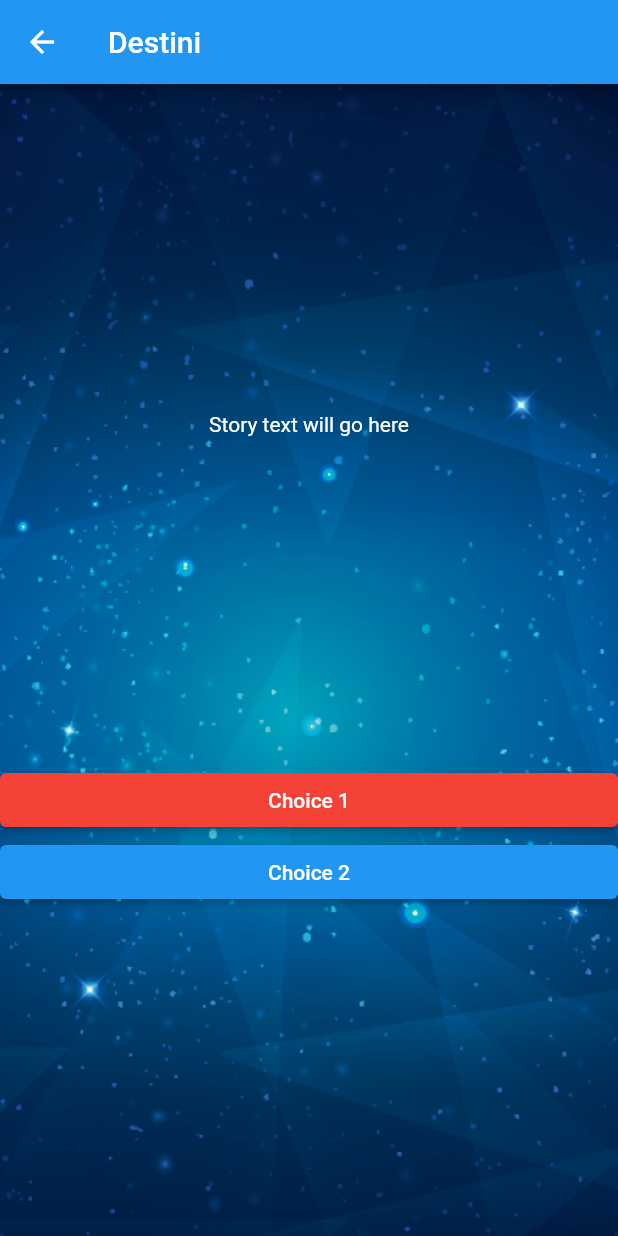
After one commit to Dhruvjohari2/flutterdevlopmentapp, a Flutter app: the Destini screen opened directly, on a phone screen of 412 x 824 dp. The commit adds this screen. Run offline on Flutter 3.47's test engine with Material 2 defaults, Android fonts, the phone set to English and light mode, and no system bars.

Commit message:
updated code

```diff
--- /dev/null
+++ b/lib/destini.dart
@@ -0,0 +1,60 @@
+import 'package:flutter/material.dart';
+
+class Destini extends StatefulWidget {
+  const Destini({Key? key}) : super(key: key);
+
+  @override
+  State<Destini> createState() => _DestiniState();
+}
+
+class _DestiniState extends State<Destini> {
+  @override
+  Widget build(BuildContext context) {
+    return Scaffold(
+      appBar: AppBar(
+        title: const Text('Destini'),
+      ),
+      body: Container(
+        decoration: const BoxDecoration(
+          image: DecorationImage(
+            image: AssetImage('assets/images/background.png'),
+            fit: BoxFit.cover,
+          ),
+        ),
+        child: Column(
+          mainAxisAlignment: MainAxisAlignment.spaceEvenly,
+          children: [
+            const Center(
+              child: Text(
+                'Story text will go here',
+                style: TextStyle(color: Colors.white),
+              ),
+            ),
+            Column(
+              mainAxisAlignment: MainAxisAlignment.end,
+              children: [
+                SizedBox(
+                  width: double.infinity,
+                  child: ElevatedButton(
+                    style:
+                        ElevatedButton.styleFrom(backgroundColor: Colors.red),
+                    onPressed: () {},
+                    child: const Text('Choice 1'),
+                  ),
+                ),
+                SizedBox(
+                  width: double.infinity,
+                  child: ElevatedButton(
+                    // style: ElevatedButton.styleFrom(textStyle: const TextStyle()) ,
+                    onPressed: () {},
+                    child: const Text('Choice 2'),
+                  ),
+                ),
+              ],
+            ),
+          ],
+        ),
+      ),
+    );
+  }
+}
--- a/lib/drawer.dart
+++ b/lib/drawer.dart
@@ -1,7 +1,8 @@
 import 'package:flutter/material.dart';
+import 'package:i_am_rich/destini.dart';
 import 'package:i_am_rich/magicball.dart';
 import 'package:i_am_rich/profile.dart';
-import 'package:i_am_rich/quizpage.dart';
+import 'package:i_am_rich/Quiz/quizpage.dart';
 import 'package:i_am_rich/xylophone.dart';
 
 import 'dice.dart';
@@ -71,6 +72,16 @@ class NavDrawer extends StatelessWidget {
             },
           ),
           ListTile(
+            leading: const Icon(Icons.quiz),
+            title: const Text('Destini Page'),
+            onTap: () => {
+              Navigator.push(
+                context,
+                MaterialPageRoute(builder: (_) => const Destini()),
+              ),
+            },
+          ),
+          ListTile(
             leading: const Icon(Icons.exit_to_app),
             title: const Text('Logout'),
             onTap: () => {Navigator.of(context).pop()},
```
Also changed, not shown: lib/Quiz/Question.dart (added, +9 -0 lines), lib/Quiz/quizpage.dart (renamed from lib/quizpage.dart, +16 -21 lines), assets/images/background.png (added).
